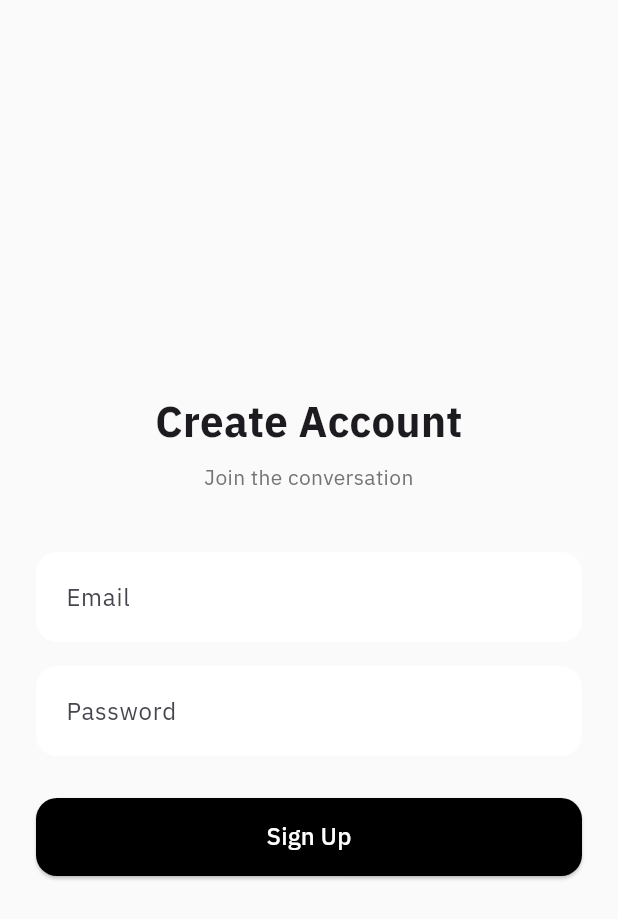
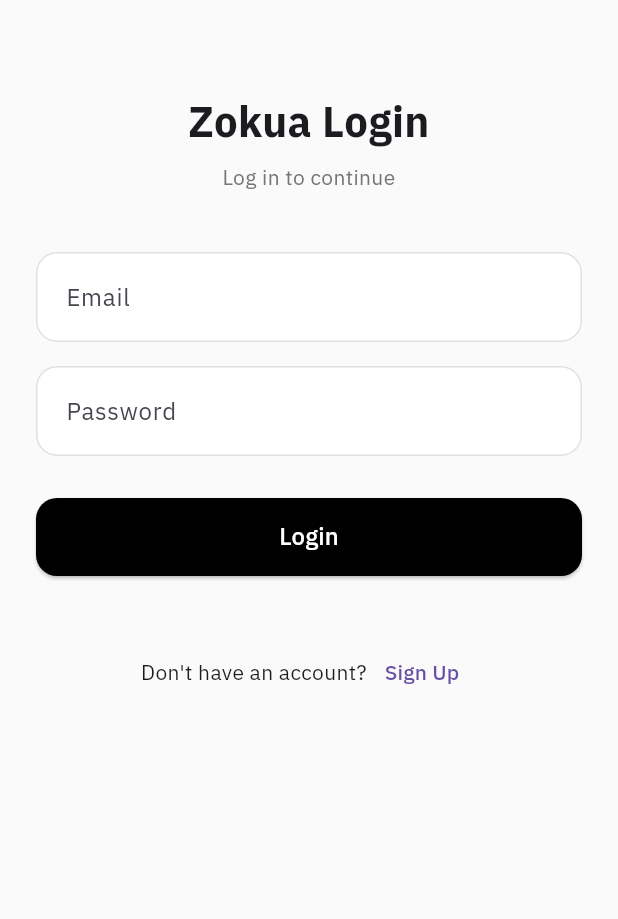
Before and after one commit to ankitbohara539/ZokuaRepo, a Flutter app: the screen it shows after launch, on a phone screen of 412 x 824 dp. Shown: the top 919 px of the screen. Run offline on Flutter 3.47's test engine with Material 3 defaults, Android fonts, the phone set to English and light mode, and no system bars; our stand-ins replace firebase_auth, firebase_core, form_validator, google_fonts; accounts and stored records are empty.

Commit message:
Firebase Auth Integrated

```diff
--- a/lib/main.dart
+++ b/lib/main.dart
@@ -1,7 +1,9 @@
+import 'package:firebase_auth/firebase_auth.dart';
 import 'package:firebase_core/firebase_core.dart';
 import 'package:flutter/material.dart';
 import 'package:google_fonts/google_fonts.dart';
-import 'package:gosshiping/ui/auth.dart';
+import 'package:gosshiping/ui/auth/login.dart';
+import 'package:gosshiping/ui/home/home.dart';
 
 void main() async{
   WidgetsFlutterBinding.ensureInitialized();
@@ -23,7 +25,9 @@ class MyApp extends StatelessWidget {
         fontFamily: GoogleFonts.ibmPlexSans().fontFamily,
         primarySwatch: Colors.indigo,
       ),
-      home: const SignUp(),
+      home: FirebaseAuth.instance.currentUser == null
+      ? const LoginPage ()
+      : const HomePage(),
     );
   }
 }
--- a/lib/ui/auth.dart
+++ /dev/null
@@ -1,109 +0,0 @@
-import 'package:flutter/material.dart';
-
-class SignUp extends StatefulWidget {
-  const SignUp({super.key});
-
-  @override
-  State<SignUp> createState() => _SignUpState();
-}
-
-class _SignUpState extends State<SignUp> {
-  final GlobalKey<FormState> _formKey = GlobalKey<FormState>();
-
-  @override
-  Widget build(BuildContext context) {
-    return Scaffold(
-      backgroundColor: Colors.grey.shade50,
-      body: Center(
-        child: SingleChildScrollView(
-          padding: const EdgeInsets.symmetric(horizontal: 24),
-          child: Form(
-            key: _formKey,
-            child: Column(
-              crossAxisAlignment: CrossAxisAlignment.stretch,
-              children: [
-                const SizedBox(height: 40),
-
-                const Text(
-                  "Create Account",
-                  textAlign: TextAlign.center,
-                  style: TextStyle(
-                    fontSize: 28,
-                    fontWeight: FontWeight.bold,
-                  ),
-                ),
-
-                const SizedBox(height: 8),
-
-                Text(
-                  "Join the conversation",
-                  textAlign: TextAlign.center,
-                  style: TextStyle(
-                    color: Colors.grey.shade600,
-                  ),
-                ),
-
-                const SizedBox(height: 40),
-
-                TextFormField(
-                  decoration: InputDecoration(
-                    hintText: "Email",
-                    filled: true,
-                    fillColor: Colors.white,
-                    contentPadding: const EdgeInsets.symmetric(
-                        horizontal: 16, vertical: 18),
-                    border: OutlineInputBorder(
-                      borderRadius: BorderRadius.circular(14),
-                      borderSide: BorderSide.none,
-                    ),
-                  ),
-                ),
-
-                const SizedBox(height: 16),
-
-                TextFormField(
-                  obscureText: true,
-                  decoration: InputDecoration(
-                    hintText: "Password",
-                    filled: true,
-                    fillColor: Colors.white,
-                    contentPadding: const EdgeInsets.symmetric(
-                        horizontal: 16, vertical: 18),
-                    border: OutlineInputBorder(
-                      borderRadius: BorderRadius.circular(14),
-                      borderSide: BorderSide.none,
-                    ),
-                  ),
-                ),
-
-                const SizedBox(height: 28),
-
-                SizedBox(
-                  height: 52,
-                  child: ElevatedButton(
-                    style: ElevatedButton.styleFrom(
-                      backgroundColor: Colors.black,
-                      shape: RoundedRectangleBorder(
-                        borderRadius: BorderRadius.circular(14),
-                      ),
-                    ),
-                    onPressed: () {
-                      if (_formKey.currentState!.validate()) {
-                      }
-                    },
-                    child: const Text(
-                      "Sign Up",
-                      style: TextStyle(fontSize: 16, color: Colors.white),
-                    ),
-                  ),
-                ),
-
-                const SizedBox(height: 20),
-              ],
-            ),
-          ),
-        ),
-      ),
-    );
-  }
-}
--- /dev/null
+++ b/lib/ui/auth/login.dart
@@ -0,0 +1,183 @@
+import 'package:firebase_auth/firebase_auth.dart';
+import 'package:flutter/material.dart';
+import 'package:form_validator/form_validator.dart';
+import 'package:gosshiping/ui/auth/SignUp.dart';
+import 'package:gosshiping/ui/home/home.dart';
+
+class LoginPage extends StatefulWidget {
+  const LoginPage({super.key});
+
+  @override
+  State<LoginPage> createState() => _LoginPageState();
+}
+
+class _LoginPageState extends State<LoginPage> {
+  String? username;
+  String? email;
+  String? password;
+
+  final GlobalKey<FormState> _formKey = GlobalKey<FormState>();
+
+  final FocusNode _usernameFocus = FocusNode();
+  final FocusNode _emailFocus = FocusNode();
+  final FocusNode _passwordFocus = FocusNode();
+
+  @override
+  void dispose() {
+    _usernameFocus.dispose();
+    _emailFocus.dispose();
+    _passwordFocus.dispose();
+    super.dispose();
+  }
+
+  @override
+  Widget build(BuildContext context) {
+    return GestureDetector(
+      onTap: () => FocusScope.of(context).unfocus(),
+      child: Scaffold(
+        resizeToAvoidBottomInset: true,
+        backgroundColor: Colors.grey.shade50,
+        body: SafeArea(
+          child: SingleChildScrollView(
+            keyboardDismissBehavior: ScrollViewKeyboardDismissBehavior.onDrag,
+            padding: const EdgeInsets.symmetric(horizontal: 24),
+            child: Form(
+              key: _formKey,
+              child: Column(
+                crossAxisAlignment: CrossAxisAlignment.stretch,
+                children: [
+                  const SizedBox(height: 60),
+
+                  const Text(
+                    "Zokua Login",
+                    textAlign: TextAlign.center,
+                    style: TextStyle(fontSize: 28, fontWeight: FontWeight.bold),
+                  ),
+
+                  const SizedBox(height: 8),
+
+                  Text(
+                    "Log in to continue",
+                    textAlign: TextAlign.center,
+                    style: TextStyle(color: Colors.grey.shade600),
+                  ),
+
+                  const SizedBox(height: 40),
+
+                  /// EMAIL
+                  TextFormField(
+                    focusNode: _emailFocus,
+                    keyboardType: TextInputType.emailAddress,
+                    textInputAction: TextInputAction.next,
+                    onFieldSubmitted: (_) =>
+                        FocusScope.of(context).requestFocus(_passwordFocus),
+                    decoration: _inputDecoration("Email"),
+                    validator: ValidationBuilder()
+                        .email()
+                        .maxLength(50)
+                        .build(),
+                    onSaved: (value) => email = value,
+                  ),
+
+                  const SizedBox(height: 16),
+
+                  /// PASSWORD
+                  TextFormField(
+                    focusNode: _passwordFocus,
+                    obscureText: true,
+                    keyboardType: TextInputType.visiblePassword,
+                    textInputAction: TextInputAction.done,
+                    decoration: _inputDecoration("Password"),
+
+                    onSaved: (value) => password = value,
+                  ),
+
+                  const SizedBox(height: 28),
+
+                  SizedBox(
+                    height: 52,
+                    child: ElevatedButton(
+                      style: ElevatedButton.styleFrom(
+                        backgroundColor: Colors.black,
+                        shape: RoundedRectangleBorder(
+                          borderRadius: BorderRadius.circular(14),
+                        ),
+                      ),
+                      onPressed: () async {
+                        if (_formKey.currentState?.validate() ?? false) {
+                          _formKey.currentState!.save();
+                          try {
+                            await FirebaseAuth.instance
+                                .signInWithEmailAndPassword(
+                                  email: email!,
+                                  password: password!,
+                                );
+
+                            if (mounted) {
+                              Navigator.of(context).pushReplacement(
+                                MaterialPageRoute(
+                                  builder: (context) => const HomePage(),
+                                ),
+                              );
+                            }
+                            print("User logged in successfully");
+                          } on FirebaseAuthException catch (e) {
+                            if (e.code == 'wrong-password') {
+                              print('The password wrong');
+                            }
+                          } catch (e) {
+                            print("Error: $e");
+                          }
+                        }
+                      },
+                      child: const Text(
+                        "Login",
+                        style: TextStyle(fontSize: 16, color: Colors.white),
+                      ),
+                    ),
+                  ),
+
+                  const SizedBox(height: 40),
+                  Row(
+                    mainAxisAlignment: MainAxisAlignment.center,
+                    children: [
+                      const Text("Don't have an account?"),
+                      TextButton(
+                        onPressed: () {
+                          Navigator.of(context).push(
+                            MaterialPageRoute(
+                              builder: (context) => const SignUp(),
+                            ),
+                          );
+                        },
+                        child: const Text("Sign Up"),
+                      ),
+                    ],
+                  ),
+                ],
+              ),
+            ),
+          ),
+        ),
+      ),
+    );
+  }
+
+  InputDecoration _inputDecoration(String label) {
+    return InputDecoration(
+      labelText: label,
+      filled: true,
+      fillColor: Colors.white,
+      contentPadding: const EdgeInsets.symmetric(horizontal: 16, vertical: 18),
+      border: OutlineInputBorder(borderRadius: BorderRadius.circular(14)),
+      enabledBorder: OutlineInputBorder(
+        borderRadius: BorderRadius.circular(14),
+        borderSide: BorderSide(color: Colors.grey.shade300),
+      ),
+      focusedBorder: OutlineInputBorder(
+        borderRadius: BorderRadius.circular(14),
+        borderSide: const BorderSide(color: Colors.black, width: 1.5),
+      ),
+    );
+  }
+}
--- a/pubspec.yaml
+++ b/pubspec.yaml
@@ -42,6 +42,7 @@ dependencies:
   firebase_core: ^4.4.0
   form_validation: ^3.2.0
   google_fonts: ^8.0.2
+  form_validator: ^2.1.1
 
 dev_dependencies:
   flutter_test:
```
Also changed, not shown: lib/ui/auth/SignUp.dart (added, +191 -0 lines), lib/ui/home/home.dart (added, +52 -0 lines), pubspec.lock.
